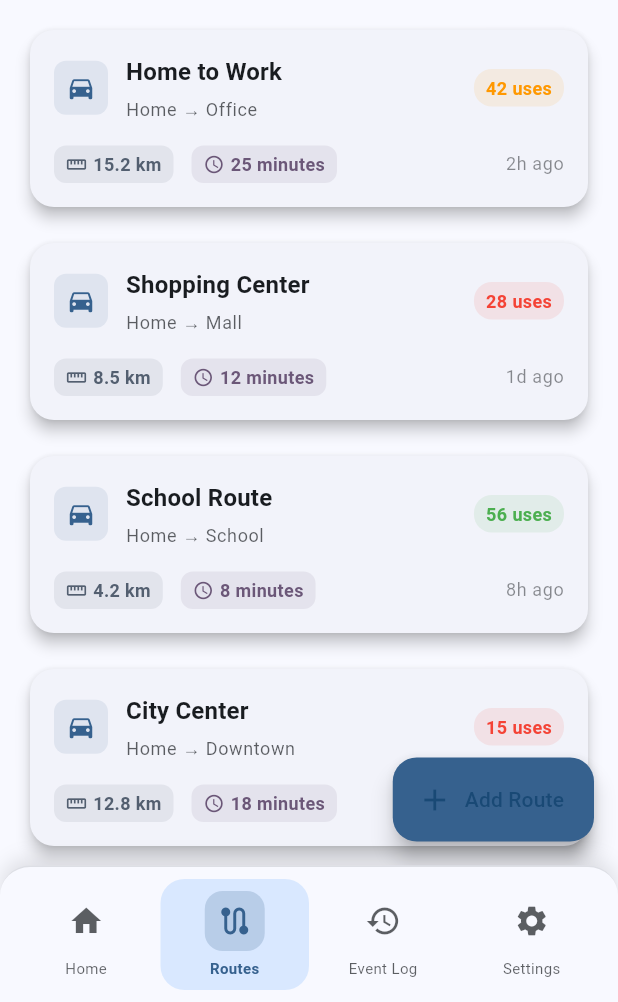
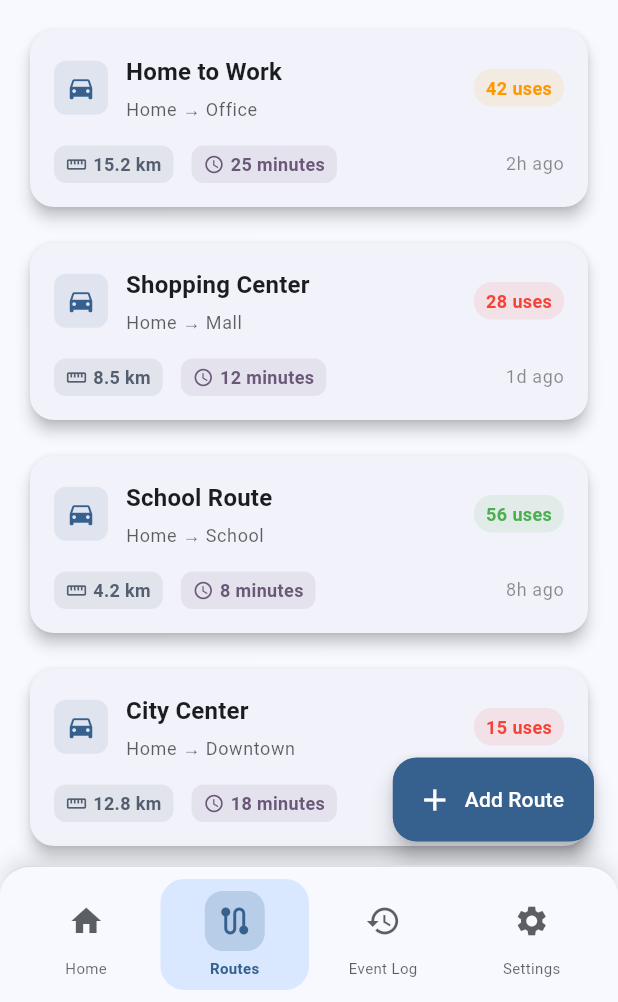
Before and after one commit to GoldenTiger720/TrafficApp, a Flutter app: the screen it shows after launch, item 2 of the bottom bar chosen, on a phone screen of 412 x 824 dp, the part 234-1236 px from its top. Run offline on Flutter 3.47's test engine with Material 3 defaults, Android fonts, the phone set to English and light mode, and no system bars; our stand-ins replace flutter_blue_plus, flutter_local_notifications, permission_handler, share_plus, shared_preferences; missing offline and left inert: window_manager.

Commit message:
Updated add route button in Dark mode

```diff
--- a/lib/main.dart
+++ b/lib/main.dart
@@ -185,6 +185,8 @@ class TrafficLightApp extends StatelessWidget {
         shape: RoundedRectangleBorder(
           borderRadius: BorderRadius.circular(16),
         ),
+        backgroundColor: colorScheme.primary,
+        foregroundColor: colorScheme.onPrimary,
       ),
     );
   }
--- a/lib/screens/routes_screen.dart
+++ b/lib/screens/routes_screen.dart
@@ -175,7 +175,7 @@ class _RoutesScreenState extends State<RoutesScreen>
           onPressed: _addNewRoute,
           icon: const Icon(Icons.add),
           label: Text(l10n?.addRoute ?? 'Add Route'),
-          backgroundColor: theme.colorScheme.primary,
+          // Colors will be handled by the theme
         ),
       ),
     ],
```
